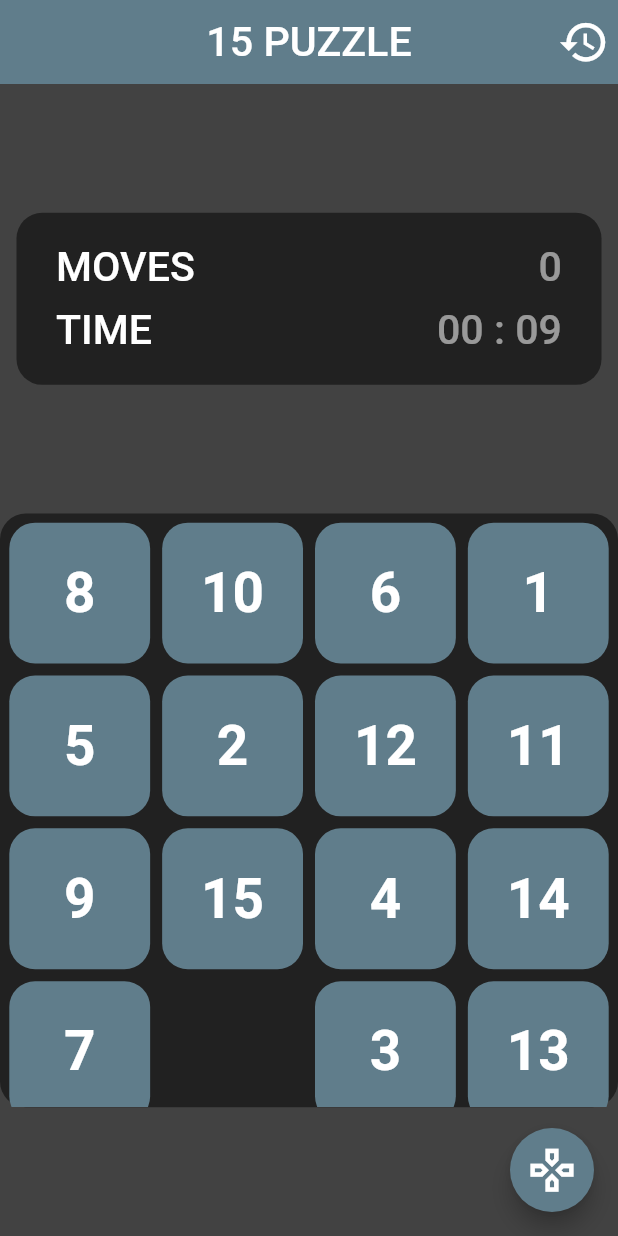
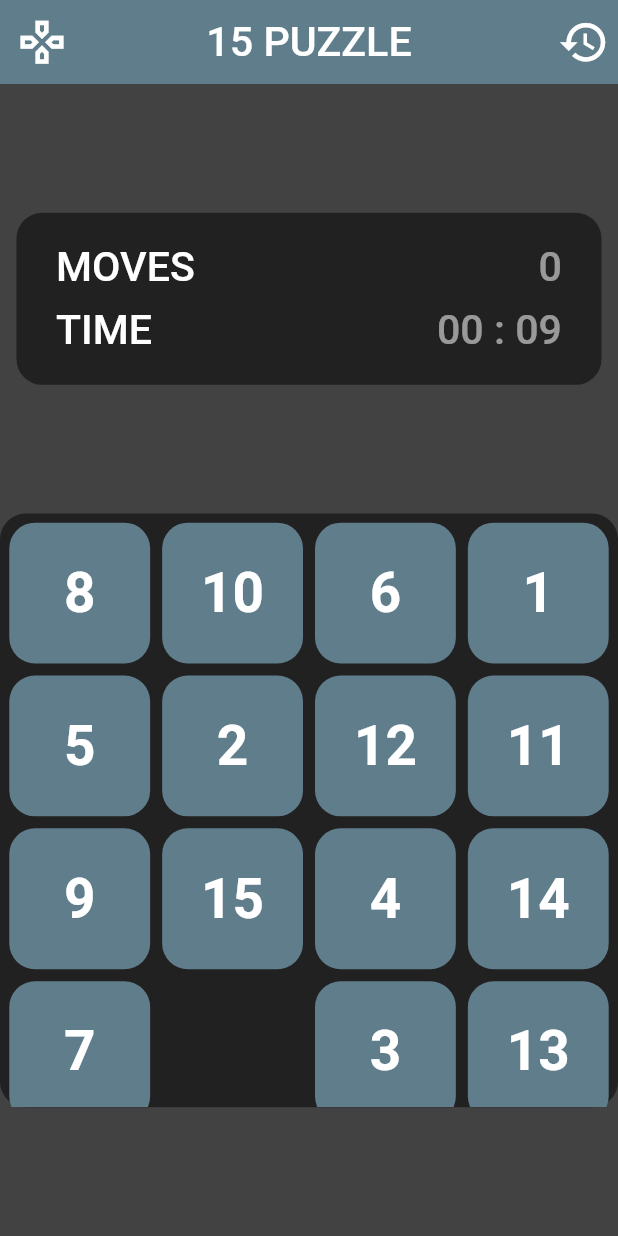
Before and after one commit to ShohjahonMurodov/default_homework_project, a Flutter app: the screen it shows after launch, after a tap on the "gamepad" icon, on a phone screen of 412 x 824 dp. Run offline on Flutter 3.47's test engine with Material 3 defaults, Android fonts, the phone set to English and light mode, and no system bars; our stand-ins replace flutter_screenutil, get, sqflite; accounts and stored records are empty.

Commit message:
100 foiz tugadi :)

```diff
--- a/lib/screens/puzzle_game/view/puzzle_game_screen.dart
+++ b/lib/screens/puzzle_game/view/puzzle_game_screen.dart
@@ -32,6 +32,21 @@ class _PuzzlePageState extends State<PuzzlePage> {
       appBar: AppBar(
         backgroundColor: Colors.blueGrey,
         elevation: 0,
+        leading: IconButton(
+          onPressed: () {
+            if (!controller.isGame) {
+              controller.isTrue = true;
+              controller.timerLogic();
+              controller.tiles.shuffle();
+              Get.back();
+            }
+          },
+          icon: Icon(
+            Icons.gamepad_outlined,
+            size: 30.sp,
+            color: Colors.white,
+          ),
+        ),
         centerTitle: true,
         title: Text(
           "15 PUZZLE",
@@ -214,22 +229,6 @@ class _PuzzlePageState extends State<PuzzlePage> {
           ],
         ),
       ),
-      floatingActionButton: FloatingActionButton(
-        backgroundColor: Colors.blueGrey,
-        onPressed: () {
-          if (!controller.isGame) {
-            controller.isTrue = true;
-            controller.timerLogic();
-            controller.tiles.shuffle();
-            Get.back();
-          }
-        },
-        child: Icon(
-          Icons.gamepad_outlined,
-          size: 30.sp,
-          color: Colors.white,
-        ),
-      ),
     );
   }
 }
```
